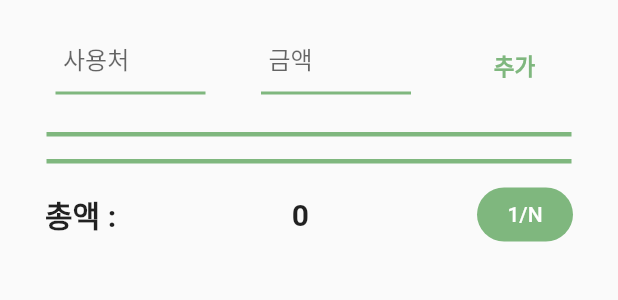
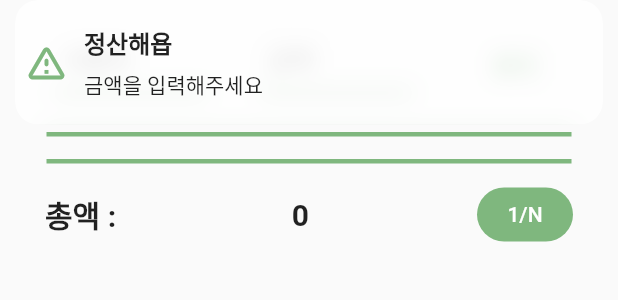
Before and after one commit to JeongSanHaeYOP/App, a Flutter app: the CalculatePrice widget shown alone on an empty page, opened directly, after a tap on "추가", on a phone screen of 412 x 824 dp. Shown: the top 300 px of the screen. Run offline on Flutter 3.47's test engine with Material 2 defaults, Android fonts, the phone set to English and light mode, and no system bars; our stand-ins replace dotted_line, flutter_swiper, get, image_cropper, image_picker; missing offline and left inert: dart:ffi.

```diff
--- a/lib/inputpage.dart
+++ b/lib/inputpage.dart
@@ -3,6 +3,7 @@ import 'package:flutter/material.dart';
 import 'package:flutter/services.dart';
 import 'package:frontend_jshy/resultpage.dart';
 import 'package:frontend_jshy/theme/colors.dart';
+import 'package:frontend_jshy/widgets/subwidgets.dart';
 import 'package:get/get.dart';
 import 'package:get/get_core/src/get_main.dart';
 
@@ -202,7 +203,8 @@ class _CalculatePriceState extends State<CalculatePrice> {
                         }
                         Map result = {'items': items, 'sum': sum};
                         print(result);
-                        Get.to(() => const ResultPage(), arguments: result);
+                        // Get.to(() => const ResultPage(), arguments: result);
+                        Get.bottomSheet(const SelectPerBottomSheet());
                       },
                       style: ButtonStyle(
                         foregroundColor:
@@ -333,15 +335,26 @@ class _CalculatePriceState extends State<CalculatePrice> {
             ),
             onPressed: () {
               setState(() {
-                _priceList.add(int.parse(priceTextController.text));
                 if (itemTextController.text == "") {
                   item = "추가 항목";
                 } else {
                   item = itemTextController.text;
                 }
-                _itemList.add(item);
-                checkList.add(true);
-                sum = sum + int.parse(priceTextController.text);
+                if (priceTextController.text.isEmpty) {
+                  Get.snackbar("정산해욥", "금액을 입력해주세요",
+                      backgroundColor: Colors.white70,
+                      icon: const Icon(
+                        Icons.warning_amber_rounded,
+                        color: ColorStyles.mainGreen,
+                        size: 30,
+                      ),
+                      shouldIconPulse: false);
+                } else {
+                  _priceList.add(int.parse(priceTextController.text));
+                  sum = sum + int.parse(priceTextController.text);
+                  _itemList.add(item);
+                  checkList.add(true);
+                }
               });
             },
             child: const Text(
--- a/lib/theme/colors.dart
+++ b/lib/theme/colors.dart
@@ -3,4 +3,6 @@ import 'package:flutter/material.dart';
 class ColorStyles {
   static const Color mainGreen = Color(0xff7FB77E);
   static const Color subGreen = Color(0xffB1D7B4);
+  static const Color mainBackground = Color(0xffF7F6DC);
+  static const Color mainGrey = Color(0xffD3D3D3);
 }
--- /dev/null
+++ b/lib/theme/styles.dart
@@ -0,0 +1,6 @@
+import 'package:flutter/material.dart';
+
+class UiStyles {
+  static const EdgeInsets billsPadding = EdgeInsets.fromLTRB(30, 10, 30, 10);
+  static const EdgeInsets itemsPadding = EdgeInsets.fromLTRB(0, 2.5, 0, 2.5);
+}
```
Also changed, not shown: lib/mainpage.dart (+18 -33 lines), lib/resultpage.dart (+78 -21 lines), lib/selectpage.dart (+16 -5 lines), lib/widgets/subwidgets.dart (added, +38 -0 lines), pubspec.yaml (+5 -2 lines), pubspec.lock.
